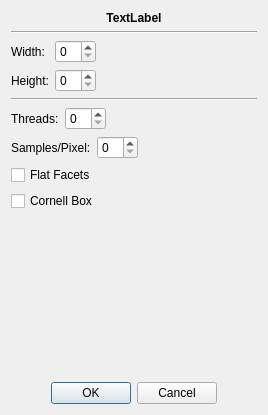
Above: src/gui/dialogs/painter_3d.ui from cppd/math before the change. Below: the same form after it.
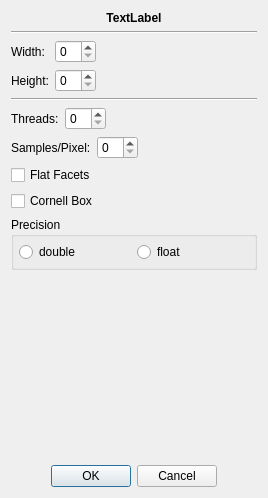
That is the form after the change.

```diff
--- a/src/gui/dialogs/painter_3d.ui
+++ b/src/gui/dialogs/painter_3d.ui
@@ -7,7 +7,7 @@
     <x>0</x>
     <y>0</y>
     <width>268</width>
-    <height>415</height>
+    <height>498</height>
    </rect>
   </property>
   <property name="windowTitle">
@@ -157,6 +157,41 @@
      </property>
     </widget>
    </item>
+   <item>
+    <widget class="QGroupBox" name="groupBox_precision">
+     <property name="title">
+      <string>Precision</string>
+     </property>
+     <layout class="QHBoxLayout" name="horizontalLayout_5">
+      <property name="leftMargin">
+       <number>5</number>
+      </property>
+      <property name="topMargin">
+       <number>5</number>
+      </property>
+      <property name="rightMargin">
+       <number>5</number>
+      </property>
+      <property name="bottomMargin">
+       <number>5</number>
+      </property>
+      <item>
+       <widget class="QRadioButton" name="radioButton_double">
+        <property name="text">
+         <string>double</string>
+        </property>
+       </widget>
+      </item>
+      <item>
+       <widget class="QRadioButton" name="radioButton_float">
+        <property name="text">
+         <string>float</string>
+        </property>
+       </widget>
+      </item>
+     </layout>
+    </widget>
+   </item>
    <item>
     <spacer name="verticalSpacer">
      <property name="orientation">
```
